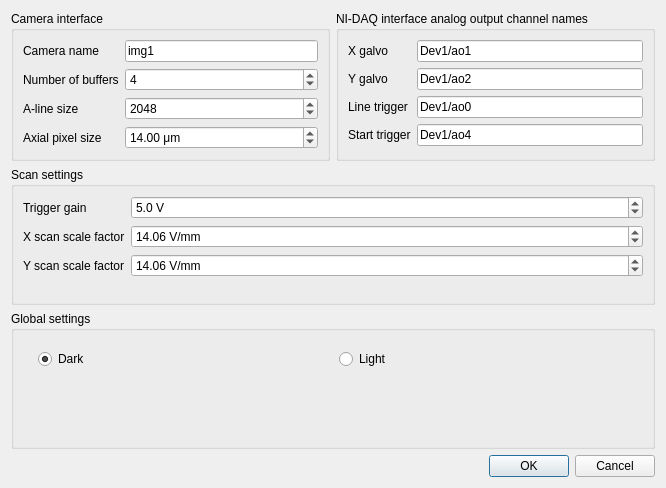
Above: src/main/resources/windows/ui/SettingsDialog.ui from sstucker/OCTview before the change. Below: the same form after it.
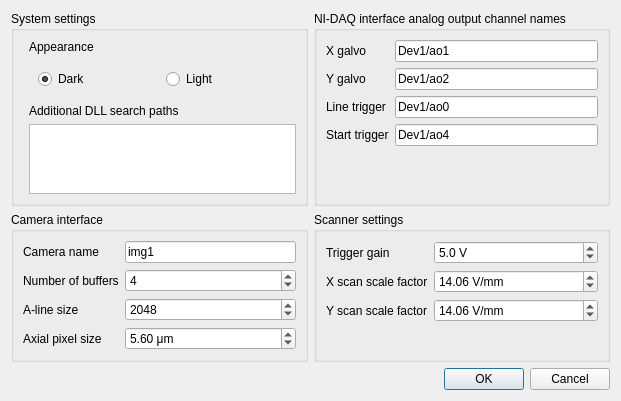
That is the form after the change.

Commit message: DLL library path selection, better responsiveness when generating scan patterns

Patch:
```diff
--- a/src/main/resources/windows/ui/SettingsDialog.ui
+++ b/src/main/resources/windows/ui/SettingsDialog.ui
@@ -6,8 +6,8 @@
    <rect>
     <x>0</x>
     <y>0</y>
-    <width>666</width>
-    <height>488</height>
+    <width>621</width>
+    <height>295</height>
    </rect>
   </property>
   <property name="windowTitle">
@@ -17,7 +17,7 @@
    <bool>true</bool>
   </property>
   <layout class="QGridLayout" name="gridLayout">
-   <item row="0" column="0">
+   <item row="1" column="0">
     <widget class="QGroupBox" name="groupCamera">
      <property name="title">
       <string>Camera interface</string>
@@ -99,7 +99,76 @@
          <double>0.010000000000000</double>
         </property>
         <property name="value">
-         <double>14.000000000000000</double>
+         <double>5.600000000000000</double>
+        </property>
+       </widget>
+      </item>
+     </layout>
+    </widget>
+   </item>
+   <item row="5" column="0" colspan="2">
+    <widget class="QDialogButtonBox" name="buttonBox">
+     <property name="orientation">
+      <enum>Qt::Horizontal</enum>
+     </property>
+     <property name="standardButtons">
+      <set>QDialogButtonBox::Cancel|QDialogButtonBox::Ok</set>
+     </property>
+    </widget>
+   </item>
+   <item row="0" column="0">
+    <widget class="QGroupBox" name="groupSettings">
+     <property name="title">
+      <string>System settings</string>
+     </property>
+     <layout class="QFormLayout" name="formLayout_3">
+      <item row="1" column="1">
+       <widget class="QFrame" name="frameTheme">
+        <layout class="QHBoxLayout" name="horizontalLayout">
+         <item>
+          <widget class="QRadioButton" name="radioDark">
+           <property name="text">
+            <string>Dark</string>
+           </property>
+           <property name="checked">
+            <bool>true</bool>
+           </property>
+          </widget>
+         </item>
+         <item>
+          <widget class="QRadioButton" name="radioLight">
+           <property name="text">
+            <string>Light</string>
+           </property>
+          </widget>
+         </item>
+        </layout>
+       </widget>
+      </item>
+      <item row="3" column="1">
+       <widget class="QTextEdit" name="textEditDLLPaths">
+        <property name="toolTip">
+         <string>DLLs in these directories will be loaded on startup. These should point to installations of backend drivers such as IMAQ and NI-DAQmx.</string>
+        </property>
+        <property name="lineWrapMode">
+         <enum>QTextEdit::NoWrap</enum>
+        </property>
+       </widget>
+      </item>
+      <item row="2" column="1">
+       <widget class="QLabel" name="labelDLLPaths">
+        <property name="toolTip">
+         <string>DLLs in these directories will be loaded on startup. These should point to installations of backend drivers such as IMAQ and NI-DAQmx.</string>
+        </property>
+        <property name="text">
+         <string>Additional DLL search paths</string>
+        </property>
+       </widget>
+      </item>
+      <item row="0" column="1">
+       <widget class="QLabel" name="labelAppearance">
+        <property name="text">
+         <string>Appearance</string>
         </property>
        </widget>
       </item>
@@ -174,52 +243,10 @@
      </layout>
     </widget>
    </item>
-   <item row="2" column="0" colspan="2">
-    <widget class="QGroupBox" name="groupSettings">
-     <property name="title">
-      <string>Global settings</string>
-     </property>
-     <layout class="QFormLayout" name="formLayout_3">
-      <item row="0" column="1">
-       <widget class="QFrame" name="frameTheme">
-        <layout class="QHBoxLayout" name="horizontalLayout">
-         <item>
-          <widget class="QRadioButton" name="radioDark">
-           <property name="text">
-            <string>Dark</string>
-           </property>
-           <property name="checked">
-            <bool>true</bool>
-           </property>
-          </widget>
-         </item>
-         <item>
-          <widget class="QRadioButton" name="radioLight">
-           <property name="text">
-            <string>Light</string>
-           </property>
-          </widget>
-         </item>
-        </layout>
-       </widget>
-      </item>
-     </layout>
-    </widget>
-   </item>
-   <item row="3" column="0" colspan="2">
-    <widget class="QDialogButtonBox" name="buttonBox">
-     <property name="orientation">
-      <enum>Qt::Horizontal</enum>
-     </property>
-     <property name="standardButtons">
-      <set>QDialogButtonBox::Cancel|QDialogButtonBox::Ok</set>
-     </property>
-    </widget>
-   </item>
-   <item row="1" column="0" colspan="2">
+   <item row="1" column="1">
     <widget class="QGroupBox" name="groupBox">
      <property name="title">
-      <string>Scan settings</string>
+      <string>Scanner settings</string>
      </property>
      <layout class="QFormLayout" name="formLayout_4">
       <item row="0" column="0">
```
The commit also changes 2 other files.
